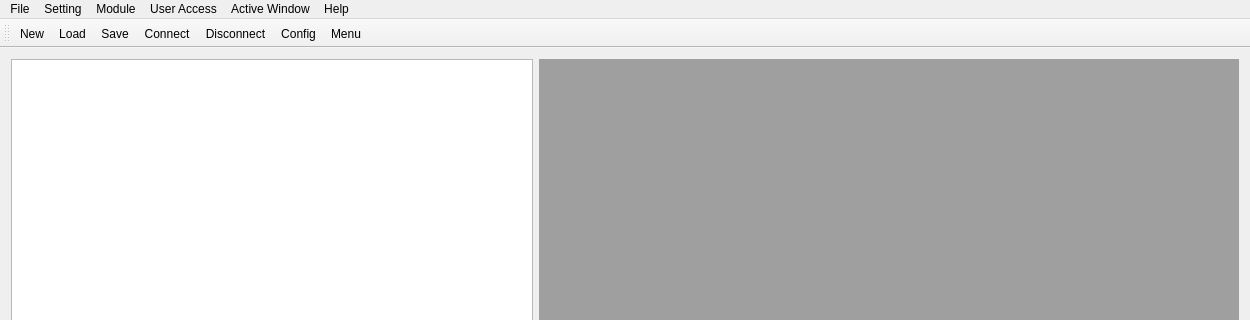
Old version of the form view/mainwindow.ui in the repository zenaki/RTU; both pictures show x 0 to 1250 and y 0 to 320 of the 1250 by 800 pixel window.
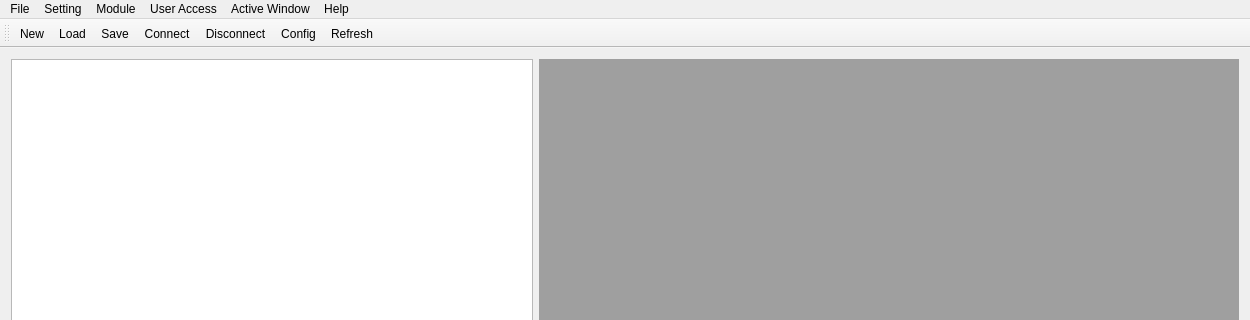
New version of the form.

Patch:
```diff
--- a/view/mainwindow.ui
+++ b/view/mainwindow.ui
@@ -109,7 +109,7 @@
    <addaction name="actionConnect"/>
    <addaction name="actionDisconnect"/>
    <addaction name="actionConfig"/>
-   <addaction name="actionMenu"/>
+   <addaction name="actionRefresh"/>
   </widget>
   <widget class="QStatusBar" name="statusBar"/>
   <action name="actionNew">
@@ -148,9 +148,12 @@
     <string>Save</string>
    </property>
   </action>
-  <action name="actionMenu">
+  <action name="actionRefresh">
    <property name="text">
-    <string>Menu</string>
+    <string>Refresh</string>
+   </property>
+   <property name="toolTip">
+    <string>Refresh</string>
    </property>
   </action>
  </widget>
```
